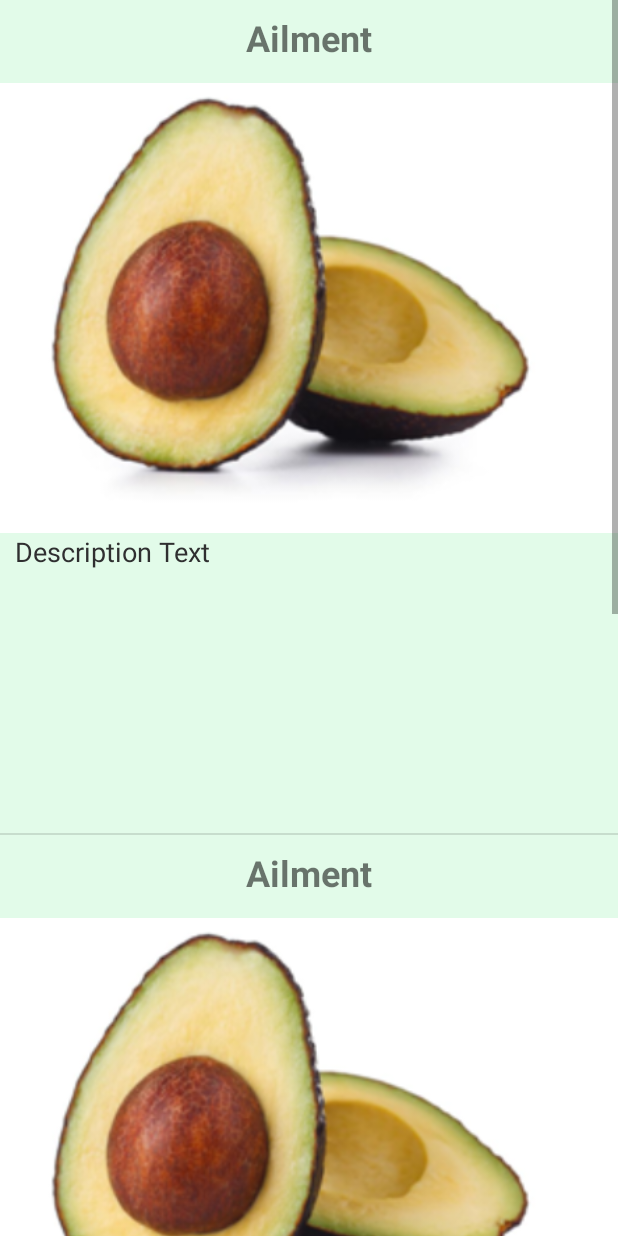
After one commit to girishvr/Yogamatic, an Android app: the layout activity_remedy_list.xml on its own in the app's theme, with its tools: preview values and no code run, on a phone screen of 412 x 824 dp. The commit adds this screen. Run offline under Robolectric (Android 15) with nearby library versions, the phone set to English and light mode, and no system bars.

Commit message:
App data display done

```diff
--- a/app/src/main/java/in/yoska/yogamatic/custom/ReadExcelSheet.java
+++ b/app/src/main/java/in/yoska/yogamatic/custom/ReadExcelSheet.java
@@ -94,9 +94,9 @@ public class ReadExcelSheet {
         YogData dataObject = new YogData();
         dataObject.setCategory(dataList.get(0));
         dataObject.setAilment(dataList.get(1));
-        dataObject.setType(dataList.get(2));
-        dataObject.setImageName(dataList.get(3));
-        dataObject.setDescription(dataList.get(4));
+        dataObject.setType(dataList.get(4));
+        dataObject.setImageName(dataList.get(2));
+        dataObject.setDescription(dataList.get(3));
 
         return dataObject;
 
--- /dev/null
+++ b/app/src/main/res/layout/activity_remedy_list.xml
@@ -0,0 +1,17 @@
+<?xml version="1.0" encoding="utf-8"?>
+<androidx.constraintlayout.widget.ConstraintLayout xmlns:android="http://schemas.android.com/apk/res/android"
+    xmlns:app="http://schemas.android.com/apk/res-auto"
+    xmlns:tools="http://schemas.android.com/tools"
+    android:layout_width="match_parent"
+    android:layout_height="match_parent"
+    android:background="#68B9F6CA"
+    tools:context=".RemedyListActivity">
+
+    <ListView
+        android:id="@+id/list_view_remedy"
+        android:layout_width="match_parent"
+        android:layout_height="match_parent"
+        tools:layout_editor_absoluteX="153dp"
+        tools:layout_editor_absoluteY="218dp"
+        tools:listitem="@layout/layout_listview"/>
+</androidx.constraintlayout.widget.ConstraintLayout>
```
Also changed, not shown: app/src/main/AndroidManifest.xml (+9 -5 lines), app/src/main/java/in/yoska/yogamatic/AilmentListActivity.java (+27 -4 lines), app/src/main/java/in/yoska/yogamatic/MainActivity.java (+4 -3 lines), app/src/main/java/in/yoska/yogamatic/RemedyListActivity.java (added, +35 -0 lines), app/src/main/java/in/yoska/yogamatic/custom/CustomListView.java (+38 -25 lines).
